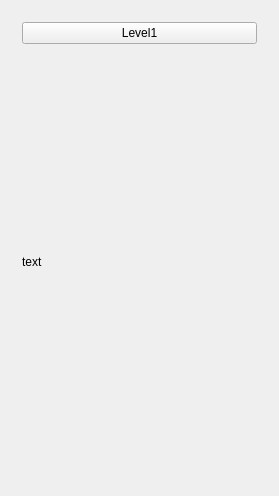
Qt form widget.ui (Pchelovec/stolenCat) before a commit.
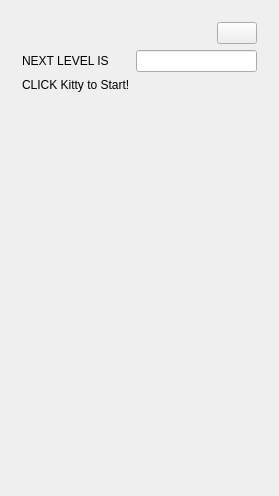
The same form after that commit. The open tabs and pages were chosen to show the change. Icons and pictures are not drawn. Custom widgets are drawn as their Qt base class.

What changed in the file:
```diff
--- a/widget.ui
+++ b/widget.ui
@@ -13,28 +13,99 @@
   <property name="windowTitle">
    <string>Widget</string>
   </property>
+  <property name="styleSheet">
+   <string notr="true"/>
+  </property>
   <layout class="QGridLayout" name="gridLayout_3">
    <item row="0" column="0">
     <widget class="QStackedWidget" name="stackedWidget">
+     <property name="styleSheet">
+      <string notr="true">QStackedWidget#page{
+   border-image: url(:/img/screen/cat0.gif) 0 0 0 0 stretch stretch;
+   border-width: 0px;
+}</string>
+     </property>
      <property name="currentIndex">
       <number>1</number>
      </property>
      <widget class="QWidget" name="page">
+      <property name="styleSheet">
+       <string notr="true">QWidget#page {
+   border-image: url(:/img/screen/cat0.gif) 0 0 0 0 stretch stretch;
+   border-width: 0px;
+}</string>
+      </property>
       <layout class="QGridLayout" name="gridLayout_2">
-       <item row="0" column="0">
-        <widget class="QPushButton" name="pushButton">
-         <property name="text">
-          <string>Level1</string>
-         </property>
-        </widget>
+       <item row="0" column="0" colspan="2">
+        <layout class="QHBoxLayout" name="horizontalLayout_2">
+         <item>
+          <spacer name="horizontalSpacer">
+           <property name="orientation">
+            <enum>Qt::Horizontal</enum>
+           </property>
+           <property name="sizeHint" stdset="0">
+            <size>
+             <width>40</width>
+             <height>20</height>
+            </size>
+           </property>
+          </spacer>
+         </item>
+         <item>
+          <widget class="QPushButton" name="pushButton">
+           <property name="maximumSize">
+            <size>
+             <width>100</width>
+             <height>100</height>
+            </size>
+           </property>
+           <property name="text">
+            <string/>
+           </property>
+           <property name="icon">
+            <iconset resource="pack.qrc">
+             <normaloff>:/img/screen/language.png</normaloff>:/img/screen/language.png</iconset>
+           </property>
+           <property name="iconSize">
+            <size>
+             <width>50</width>
+             <height>50</height>
+            </size>
+           </property>
+          </widget>
+         </item>
+        </layout>
        </item>
        <item row="1" column="0">
         <widget class="QLabel" name="label">
          <property name="text">
-          <string>text</string>
+          <string>NEXT LEVEL IS</string>
          </property>
         </widget>
        </item>
+       <item row="1" column="1">
+        <widget class="QLineEdit" name="levelProgress_LE"/>
+       </item>
+       <item row="2" column="0">
+        <widget class="QLabel" name="label_2">
+         <property name="text">
+          <string>CLICK Kitty to Start!</string>
+         </property>
+        </widget>
+       </item>
+       <item row="3" column="1">
+        <spacer name="verticalSpacer">
+         <property name="orientation">
+          <enum>Qt::Vertical</enum>
+         </property>
+         <property name="sizeHint" stdset="0">
+          <size>
+           <width>20</width>
+           <height>40</height>
+          </size>
+         </property>
+        </spacer>
+       </item>
       </layout>
      </widget>
      <widget class="QWidget" name="page_2">
```
Left out of the diff: 107 changed lines with no effect on the pictures.
